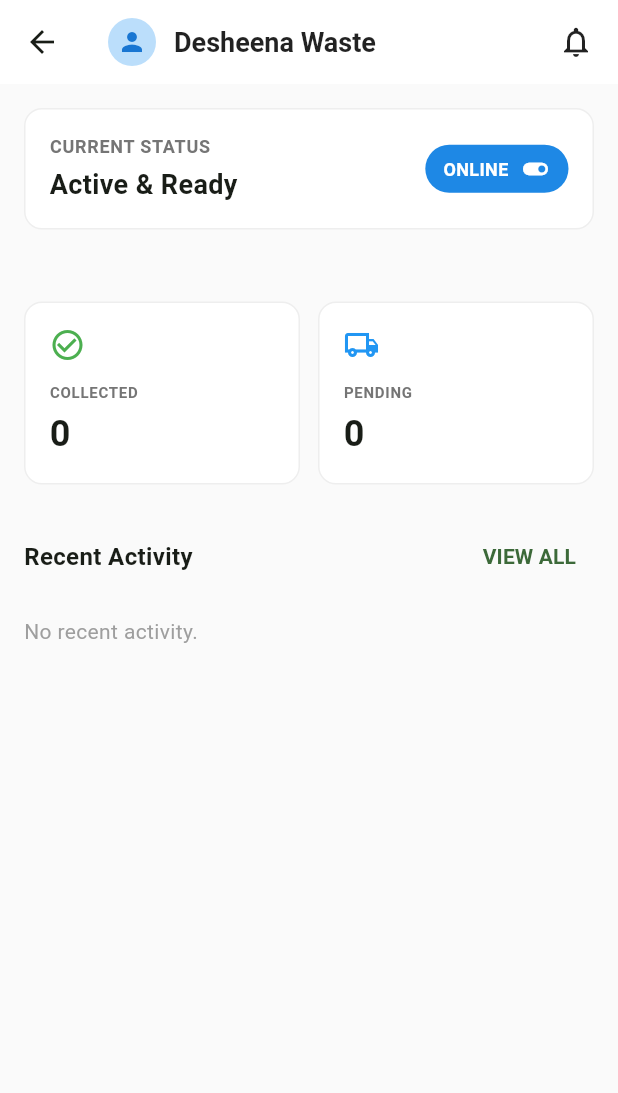
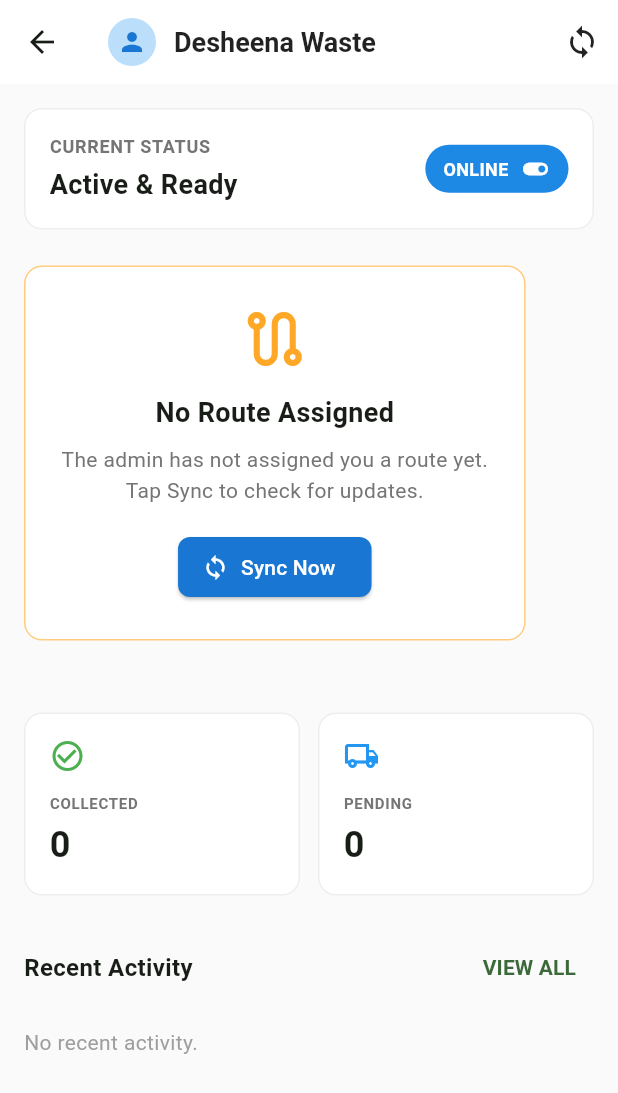
Before and after one commit to kitmmyboy/Desheena-Investments-Ltd, a Flutter app: the _HomeDashboardTab screen opened directly, on a phone screen of 412 x 824 dp. Shown: the top 1093 px of the screen. Run offline on Flutter 3.47's test engine with Material 3 defaults, Android fonts, the phone set to English and light mode, and no system bars; our stand-ins replace connectivity_plus, drift, drift_flutter, flutter_map, flutter_riverpod, geolocator and 2 more; accounts and stored records are empty; generated files the repository leaves out were written again.

Commit message:
fix: sync route from Supabase on refresh and reconnect; fix no-route UX

```diff
--- a/mobile/lib/features/driver/driver_home_screen.dart
+++ b/mobile/lib/features/driver/driver_home_screen.dart
@@ -68,11 +68,28 @@ class _DriverHomeScreenState extends State<DriverHomeScreen> {
   }
 }
 
-class _HomeDashboardTab extends ConsumerWidget {
+class _HomeDashboardTab extends ConsumerStatefulWidget {
   const _HomeDashboardTab();
 
   @override
-  Widget build(BuildContext context, WidgetRef ref) {
+  ConsumerState<_HomeDashboardTab> createState() => _HomeDashboardTabState();
+}
+
+class _HomeDashboardTabState extends ConsumerState<_HomeDashboardTab> {
+  bool _isRefreshing = false;
+
+  Future<void> _refresh() async {
+    setState(() => _isRefreshing = true);
+    // Invalidate both route and history providers to force a fresh download
+    ref.invalidate(driverRouteProvider);
+    ref.invalidate(collectionsHistoryProvider);
+    // Give Riverpod a moment to start the async computation
+    await Future.delayed(const Duration(milliseconds: 500));
+    if (mounted) setState(() => _isRefreshing = false);
+  }
+
+  @override
+  Widget build(BuildContext context) {
     final routeAsync = ref.watch(driverRouteProvider);
     final historyAsync = ref.watch(collectionsHistoryProvider);
 
@@ -99,14 +116,28 @@ class _HomeDashboardTab extends ConsumerWidget {
             ),
           ],
         ),
-        actions: const [
-          Padding(
-            padding: EdgeInsets.symmetric(horizontal: 16.0),
-            child: Icon(Icons.notifications_none, color: Colors.black87),
-          ),
+        actions: [
+          if (_isRefreshing)
+            const Padding(
+              padding: EdgeInsets.all(16.0),
+              child: SizedBox(
+                width: 20,
+                height: 20,
+                child: CircularProgressIndicator(strokeWidth: 2),
+              ),
+            )
+          else
+            IconButton(
+              icon: const Icon(Icons.sync, color: Colors.black87),
+              tooltip: 'Sync route from server',
+              onPressed: _refresh,
+            ),
         ],
       ),
-      body: SingleChildScrollView(
+      body: RefreshIndicator(
+        onRefresh: _refresh,
+        child: SingleChildScrollView(
+          physics: const AlwaysScrollableScrollPhysics(),
         padding: const EdgeInsets.all(16.0),
         child: Column(
           crossAxisAlignment: CrossAxisAlignment.start,
@@ -174,7 +205,53 @@ class _HomeDashboardTab extends ConsumerWidget {
             routeAsync.when(
               data: (routeData) {
                 if (routeData == null || routeData.clients.isEmpty) {
-                  return const SizedBox.shrink();
+                  return Container(
+                    margin: const EdgeInsets.only(bottom: 24),
+                    padding: const EdgeInsets.all(24),
+                    decoration: BoxDecoration(
+                      color: Colors.white,
+                      borderRadius: BorderRadius.circular(12),
+                      border: Border.all(color: Colors.orange.shade200),
+                    ),
+                    child: Column(
+                      children: [
+                        Icon(Icons.route_outlined, size: 48, color: Colors.orange.shade400),
+                        const SizedBox(height: 12),
+                        const Text(
+                          'No Route Assigned',
+                          style: TextStyle(fontSize: 18, fontWeight: FontWeight.bold),
+                        ),
+                        const SizedBox(height: 8),
+                        Text(
+                          'The admin has not assigned you a route yet.\nTap Sync to check for updates.',
+                          textAlign: TextAlign.center,
+                          style: TextStyle(color: Colors.grey.shade600, height: 1.5),
+                        ),
+                        const SizedBox(height: 16),
+                        ElevatedButton.icon(
+                          icon: _isRefreshing
+                              ? const SizedBox(
+                                  width: 16,
+                                  height: 16,
+                                  child: CircularProgressIndicator(
+                                    strokeWidth: 2,
+                                    color: Colors.white,
+                                  ),
+                                )
+                              : const Icon(Icons.sync, size: 18),
+                          label: Text(_isRefreshing ? 'Syncing...' : 'Sync Now'),
+                          onPressed: _isRefreshing ? null : _refresh,
+                          style: ElevatedButton.styleFrom(
+                            backgroundColor: Colors.blue.shade700,
+                            foregroundColor: Colors.white,
+                            shape: RoundedRectangleBorder(
+                              borderRadius: BorderRadius.circular(8),
+                            ),
+                          ),
+                        ),
+                      ],
+                    ),
+                  );
                 }
                 // Mocking "Next" as the first client for the dashboard
                 final nextClient = routeData.clients.first;
@@ -394,7 +471,8 @@ class _HomeDashboardTab extends ConsumerWidget {
             ),
           ],
         ),
-      ),
+        ), // closes SingleChildScrollView
+      ), // closes RefreshIndicator
     );
   }
 }
@@ -447,13 +525,6 @@ class _StatCard extends StatelessWidget {
       ),
     );
   }
-}
-
-class _ProfileTab extends ConsumerStatefulWidget {
-  const _ProfileTab();
-
-  @override
-  ConsumerState<_ProfileTab> createState() => _ProfileTabState();
 }
 
 class _ProfileTab extends ConsumerStatefulWidget {
--- a/mobile/lib/features/driver/route_provider.dart
+++ b/mobile/lib/features/driver/route_provider.dart
@@ -48,8 +48,14 @@ final connectivitySyncListenerProvider = Provider<void>((ref) {
 
     // Only trigger when transitioning from offline → online.
     if (isOnline && !wasOnline) {
+      // 1. Upload any pending collection records.
       final engine = ref.read(syncEngineProvider);
       engine.syncNow();
+
+      // 2. Re-download the latest route assignment from Supabase so that
+      //    any route changes made in the admin dashboard are immediately
+      //    reflected on the driver's phone (Requirement 3.1).
+      ref.invalidate(driverRouteProvider);
     }
   });
 });
```
